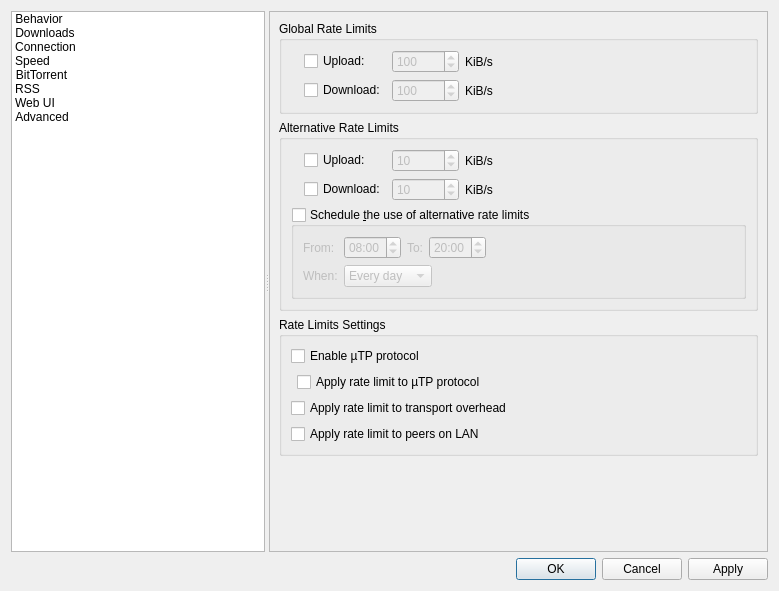
SysAdminDoc/qBittorrent-Vanced, file src/gui/optionsdlg.ui: the form before one commit.
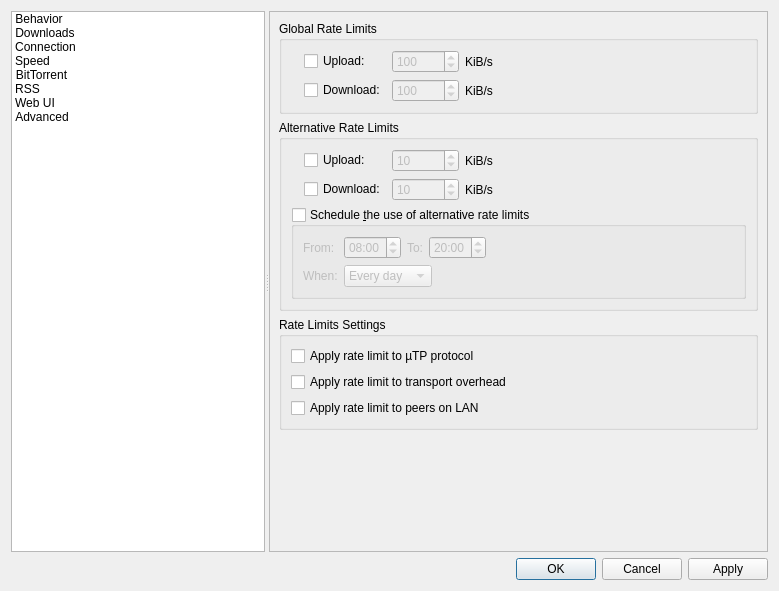
The form after the commit. The open tabs and pages were chosen to show the change. Icons and pictures are not drawn. Custom widgets are drawn as their Qt base class.

Commit message:
Add comboBox for selecting BitTorrent protocol. Closes #6316.
Use unicode string C_UTP in place of "uTP"

Diff of the .ui file:
```diff
--- a/src/gui/optionsdlg.ui
+++ b/src/gui/optionsdlg.ui
@@ -2011,47 +2011,27 @@
               <property name="title">
                <string>Rate Limits Settings</string>
               </property>
-              <layout class="QGridLayout" name="gridLayout_8">
-               <item row="4" column="0" colspan="3">
-                <widget class="QCheckBox" name="checkLimitLocalPeerRate">
-                 <property name="text">
-                  <string>Apply rate limit to peers on LAN</string>
-                 </property>
-                </widget>
-               </item>
-               <item row="3" column="0" colspan="3">
-                <widget class="QCheckBox" name="checkLimitTransportOverhead">
-                 <property name="text">
-                  <string>Apply rate limit to transport overhead</string>
-                 </property>
-                </widget>
-               </item>
-               <item row="0" column="0" colspan="3">
-                <widget class="QCheckBox" name="checkuTP">
-                 <property name="text">
-                  <string>Enable µTP protocol</string>
-                 </property>
-                </widget>
-               </item>
-               <item row="2" column="1">
+              <layout class="QVBoxLayout" name="verticalLayout_30">
+               <item>
                 <widget class="QCheckBox" name="checkLimituTPConnections">
                  <property name="text">
                   <string>Apply rate limit to µTP protocol</string>
                  </property>
                 </widget>
                </item>
-               <item row="2" column="2">
-                <spacer name="horizontalSpacer_9">
-                 <property name="orientation">
-                  <enum>Qt::Horizontal</enum>
+               <item>
+                <widget class="QCheckBox" name="checkLimitTransportOverhead">
+                 <property name="text">
+                  <string>Apply rate limit to transport overhead</string>
                  </property>
-                 <property name="sizeHint" stdset="0">
-                  <size>
-                   <width>40</width>
-                   <height>20</height>
-                  </size>
+                </widget>
+               </item>
+               <item>
+                <widget class="QCheckBox" name="checkLimitLocalPeerRate">
+                 <property name="text">
+                  <string>Apply rate limit to peers on LAN</string>
                  </property>
-                </spacer>
+                </widget>
                </item>
               </layout>
              </widget>
```
Left out of the diff: 38 changed lines with no effect on the pictures. The commit also changes 6 other files.
